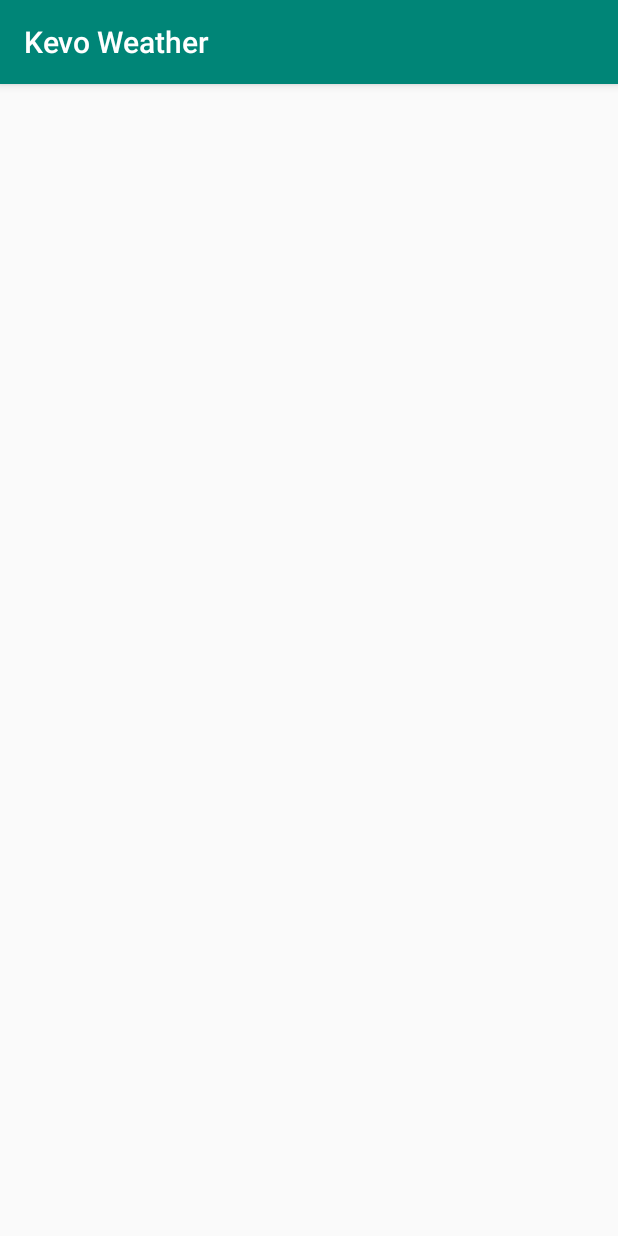
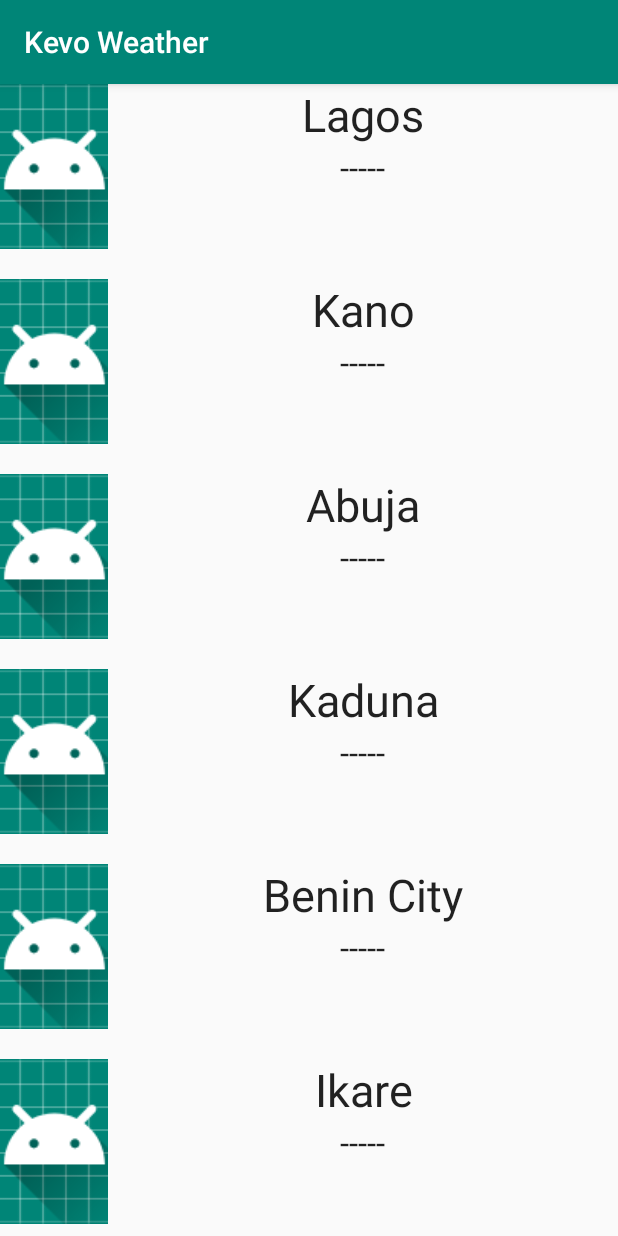
Before and after one commit to Blazingkevin/Weather_Forcast_App, an Android app: the screen it shows after launch (MainActivity), on a phone screen of 412 x 824 dp. Run offline under Robolectric (Android 15) with nearby library versions, the phone set to English and light mode, and no system bars; network calls fail; 7 statements that could not run were skipped.

Commit message:
update to integrate the data for a city with sample ui

```diff
--- /dev/null
+++ b/app/src/main/java/com/nivek/kevoweather/IconDownloader.java
@@ -0,0 +1,4 @@
+package com.nivek.kevoweather;
+
+public class IconDownloader {
+}
--- /dev/null
+++ b/app/src/main/java/com/nivek/kevoweather/NigerianState.java
@@ -0,0 +1,87 @@
+package com.nivek.kevoweather;
+
+import java.util.ArrayList;
+import java.util.List;
+
+public class NigerianState {
+
+    private String latitude ;
+    private String longitude ;
+    private String name ;
+    private String desc ;
+    private String lowTemp ;
+    private String highTemp ;
+    private String icon ;
+
+    public static NigerianState[] nigerianStates ={
+            new NigerianState("Lagos" , "6.454066","3.394673"),
+            new NigerianState("Kano" , "12.002381","8.51316") ,
+            new NigerianState("Abuja","9.083333","7.533333"),
+            new NigerianState("Kaduna","10.526413","7.438795"),
+            new NigerianState("Benin City","6.338153","5.625749"),
+            new NigerianState("Ikare","7.525913","5.753417") ,
+            new NigerianState("Port Harcourt","4.777423","7.013404")
+    } ;
+
+    private NigerianState(String name , String latitude , String longitude){
+        this.name = name ;
+        this.latitude = latitude ;
+        this.longitude = longitude ;
+    }
+
+    public String getLatitude() {
+        return latitude;
+    }
+
+    public void setLatitude(String latitude) {
+        this.latitude = latitude;
+    }
+
+    public String getLongitude() {
+        return longitude;
+    }
+
+    public void setLongitude(String longitude) {
+        this.longitude = longitude;
+    }
+
+    public String getName() {
+        return name;
+    }
+
+    public void setName(String name) {
+        this.name = name;
+    }
+
+    public String getDesc() {
+        return desc;
+    }
+
+    public void setDesc(String desc) {
+        this.desc = desc;
+    }
+
+    public String getLowTemp() {
+        return lowTemp;
+    }
+
+    public void setLowTemp(String lowTemp) {
+        this.lowTemp = lowTemp;
+    }
+
+    public String getHighTemp() {
+        return highTemp;
+    }
+
+    public void setHighTemp(String highTemp) {
+        this.highTemp = highTemp;
+    }
+
+    public String getIcon() {
+        return icon;
+    }
+
+    public void setIcon(String icon) {
+        this.icon = icon;
+    }
+}
--- a/app/src/main/java/com/nivek/kevoweather/WeatherDataFetcher.java
+++ b/app/src/main/java/com/nivek/kevoweather/WeatherDataFetcher.java
@@ -2,15 +2,21 @@ package com.nivek.kevoweather;
 
 import android.net.Uri;
 import android.util.Log;
+
+import org.json.JSONArray;
+import org.json.JSONException;
+import org.json.JSONObject;
 
 import java.io.ByteArrayOutputStream;
 import java.io.IOException;
 import java.io.InputStream;
 import java.net.HttpURLConnection;
 import java.net.URL;
+import java.util.List;
 
 public class WeatherDataFetcher {
 
+    private NigerianState[] nigerianStates ;
     private static final String  TAG ="WeatherDataFetcher" ;
     private static final String APPID = "5380558eb6f894fc9c34b06227195c3f";
     /*
@@ -18,6 +24,12 @@ public class WeatherDataFetcher {
     * @pa
     *
     */
+
+    public WeatherDataFetcher(){
+        nigerianStates = NigerianState.nigerianStates ;
+    }
+
+
     public byte[] getUrlBytes(String urlSpec) throws IOException {
         URL url = new URL(urlSpec) ;
         HttpURLConnection connection = (HttpURLConnection) url.openConnection() ;
@@ -52,18 +64,49 @@ public class WeatherDataFetcher {
     }
 
     //given the location it fetches the weather data in json format
-    public void getWeatherData(String city){
-
+    public String getWeatherData(String lat , String lon){
         try{
             String url = Uri.parse("https://api.openweathermap.org/data/2.5/weather").buildUpon()
-                    .appendQueryParameter("id",city).appendQueryParameter("appid",APPID).build().toString() ;
+                    .appendQueryParameter("lat",lat).appendQueryParameter("lon",lon).appendQueryParameter("appid",APPID)
+                    .build().toString() ;
             String json = getUrlString(url) ;
             Log.i(TAG,"Received json: "+ json);
+            return json;
         }
         catch (IOException ioe){
             Log.e(TAG, "Failed to fetch weather data",ioe) ;
+            return null;
         }
 
+    }
 
+
+    //attaches the weather data to each city
+    public NigerianState[] getInflatedData () throws JSONException {
+        Log.i(TAG,"getInflatedData was called");
+        String stateJson ;
+        for(NigerianState nigerianState : nigerianStates){
+            Log.i(TAG,"looped through at least once");
+            stateJson = getWeatherData(nigerianState.getLatitude() , nigerianState.getLongitude()) ;
+            JSONObject jsonObject = new JSONObject(stateJson);
+            JSONArray weather = jsonObject.getJSONArray("weather") ;
+            JSONObject first = weather.getJSONObject(0);
+
+            //set the description and icon for the current weather state
+            String description =first.getString("description");
+            String icon =first.getString("icon");
+            nigerianState.setDesc(description);
+            nigerianState.setIcon(icon);
+
+            //set the minimum and maximum temperature from the main attributes in the json object
+            String lowtemp = String.valueOf(jsonObject.getJSONObject("main").getDouble("temp_min"));
+            String hightemp = String.valueOf(jsonObject.getJSONObject("main").getDouble("temp_max"));
+            nigerianState.setLowTemp(lowtemp);
+            nigerianState.setHighTemp(hightemp);
+
+            Log.i(TAG,description +"  " + icon + " "+ lowtemp +"  " + hightemp);
+        }
+
+        return nigerianStates;
     }
 }
--- a/app/src/main/java/com/nivek/kevoweather/WeatherListFragment.java
+++ b/app/src/main/java/com/nivek/kevoweather/WeatherListFragment.java
@@ -4,6 +4,7 @@ package com.nivek.kevoweather;
 import android.os.AsyncTask;
 import android.os.Bundle;
 
+import androidx.annotation.NonNull;
 import androidx.fragment.app.Fragment;
 import androidx.recyclerview.widget.LinearLayoutManager;
 import androidx.recyclerview.widget.RecyclerView ;
@@ -12,13 +13,21 @@ import android.util.Log;
 import android.view.LayoutInflater;
 import android.view.View;
 import android.view.ViewGroup;
+import android.widget.ImageView;
+import android.widget.TextView;
+
+import org.json.JSONException;
+
+import java.util.List;
 
 
 /**
  * A simple {@link Fragment} subclass.
  */
 public class WeatherListFragment extends Fragment {
+    private NigerianState[] statesData ;
     private static final String TAG = "WeatherListFragment";
+    private RecyclerView recyclerView ;
 
     /**
      * Creates and return an instace of the fragment
@@ -31,8 +40,9 @@ public class WeatherListFragment extends Fragment {
     @Override
     public void onCreate(Bundle savedInstanceState){
         super.onCreate(savedInstanceState);
+        new FetchWeatherDataTask().execute();
         Log.i(TAG,"An instance of the fragment was created") ;
-        new FetchWeatherDataTask().execute();
+
     }
 
 
@@ -41,19 +51,96 @@ public class WeatherListFragment extends Fragment {
                              Bundle savedInstanceState) {
         // Inflate the layout for this fragment
         View view =inflater.inflate(R.layout.fragment_weather_list, container, false);
-        RecyclerView recyclerView = view.findViewById(R.id.weather_recycler_view);
+        recyclerView = view.findViewById(R.id.weather_recycler_view);
         recyclerView.setLayoutManager(new LinearLayoutManager(getActivity()));
 
         return view ;
     }
 
+    private void setupAdapter(){
+
+        Log.i(TAG,"was at least called not sure if attached to activity") ;
+        if(isAdded()){
+            Log.i(TAG , "was called for a job to setup adapte after being attached to activity");
+            recyclerView.setAdapter(new StateWeatherAdapater(statesData));
+        }
+
+    }
+
     //utility class to run the weather data fetching operation on another thread outside the main
-    private class FetchWeatherDataTask extends AsyncTask<Void , Void , Void>{
+    private class FetchWeatherDataTask extends AsyncTask<Void , Void , NigerianState[]>{
         @Override
-        protected Void doInBackground(Void... voids) {
-            new WeatherDataFetcher().getWeatherData("2172797");
-            Log.i(TAG,"Ran the Async thread") ;
-            return null;
+        protected NigerianState[] doInBackground(Void... voids) {
+            Log.i(TAG,"Run the Async thread") ;
+            try{
+                Log.i(TAG,"Tried getting inflated data");
+                return  new WeatherDataFetcher().getInflatedData();
+            }
+            catch (JSONException jse){
+                Log.e(TAG,"json error") ;
+            }
+           return  null ;
+        }
+        @Override
+        protected void onPostExecute(NigerianState[] nigerianStates){
+            statesData = nigerianStates ;
+            setupAdapter();
+            Log.i(TAG,"tried setting up adapter") ;
+        }
+    }
+
+    //create view holder for the recycler view
+    private class StateWeatherHolder extends RecyclerView.ViewHolder{
+        private View view ;
+        private TextView city  ;
+        private TextView lowTemp ;
+        private TextView highTemp ;
+        private ImageView weatherIcon ;
+        private TextView desc;
+
+        public StateWeatherHolder(View view){
+            super(view);
+            this.view = view ;
+            this.city = view.findViewById(R.id.city) ;
+            this.lowTemp = view.findViewById(R.id.low_temp) ;
+            this.highTemp = view.findViewById(R.id.high_temp) ;
+            this.weatherIcon = view.findViewById(R.id.weather_icon) ;
+            this.desc= view.findViewById(R.id.desc);
+        }
+
+        public void bindWeatherData(NigerianState state){
+            city.setText(state.getName());
+            lowTemp.setText(state.getLowTemp());
+            highTemp.setText(state.getHighTemp());
+            desc.setText(state.getDesc());
+            //left here to attach the icon , this will be accounted for later
+        }
+
+    }
+
+    //recycler view adapter for the view
+    private class StateWeatherAdapater extends  RecyclerView.Adapter<StateWeatherHolder>{
+        private NigerianState[] stateData ;
+        public StateWeatherAdapater(NigerianState[] states){
+            this.stateData = states ;
+        }
+
+        @NonNull
+        @Override
+        public StateWeatherHolder onCreateViewHolder(@NonNull ViewGroup parent, int viewType) {
+            LayoutInflater inflater = LayoutInflater.from(getActivity()) ;
+            View view = inflater.inflate(R.layout.weather_item , parent , false) ;
+            return  new StateWeatherHolder(view) ;
+        }
+
+        @Override
+        public void onBindViewHolder(@NonNull StateWeatherHolder holder, int position) {
+            holder.bindWeatherData(this.stateData[position]);
+        }
+
+        @Override
+        public int getItemCount() {
+            return this.stateData.length;
         }
     }
 
--- /dev/null
+++ b/app/src/main/res/layout/weather_item.xml
@@ -0,0 +1,75 @@
+<?xml version="1.0" encoding="utf-8"?>
+<LinearLayout xmlns:android="http://schemas.android.com/apk/res/android"
+    android:orientation="horizontal"
+    android:layout_width="match_parent"
+    android:layout_height="110dp"
+    android:layout_marginBottom="20dp"
+    android:elevation="4dp">
+
+    <ImageView
+        android:layout_width="wrap_content"
+        android:layout_height="match_parent"
+        android:scaleType="centerCrop"
+        android:id="@+id/weather_icon"
+        android:src="@mipmap/ic_launcher"/>
+
+    <LinearLayout
+        android:layout_width="match_parent"
+        android:layout_height="match_parent"
+        android:orientation="vertical">
+        <TextView
+            android:id="@+id/city"
+            android:gravity="center"
+            android:textSize="30dp"
+            android:textAppearance="@style/TextAppearance.AppCompat.Large"
+            android:layout_width="match_parent"
+            android:layout_height="wrap_content"
+            android:text="@string/city_name"/>
+
+        <LinearLayout
+            android:layout_width="match_parent"
+            android:layout_height="wrap_content"
+            android:orientation="horizontal"
+            android:gravity="center">
+
+            <TextView
+                android:id="@+id/low_temp"
+                android:layout_marginRight="20dp"
+                android:textSize="20sp"
+                android:textAppearance="@style/TextAppearance.AppCompat.Medium"
+                android:layout_width="wrap_content"
+                android:layout_height="wrap_content"
+                android:text="@string/low_temp"
+                />
+
+            <TextView
+                android:textAppearance="@style/TextAppearance.AppCompat.Large"
+                android:layout_width="wrap_content"
+                android:layout_height="wrap_content"
+                android:text="-----"/>
+
+            <TextView
+                android:id="@+id/high_temp"
+                android:layout_marginLeft="20dp"
+                android:textSize="20sp"
+                android:textAppearance="@style/TextAppearance.AppCompat.Medium"
+                android:layout_width="wrap_content"
+                android:layout_height="wrap_content"
+                android:text="@string/high_temp"
+                />
+
+
+        </LinearLayout>
+
+        <TextView
+            android:id="@+id/desc"
+            android:layout_gravity="center"
+            android:textAppearance="@style/TextAppearance.AppCompat.Large"
+            android:layout_width="wrap_content"
+            android:layout_height="wrap_content"
+            android:text="@string/desc"/>
+
+
+    </LinearLayout>
+
+</LinearLayout>
--- a/app/src/main/res/values/strings.xml
+++ b/app/src/main/res/values/strings.xml
@@ -3,4 +3,10 @@
 
     <!-- TODO: Remove or change this placeholder text -->
     <string name="hello_blank_fragment">Hello blank fragment</string>
+
+    <!-- dummy string -->
+    <string name="city_name">Calabar</string>
+    <string name="low_temp">13\u2103</string>
+    <string name="high_temp">34\u2103</string>
+    <string name="desc">Mostly sunny</string>
 </resources>
```
